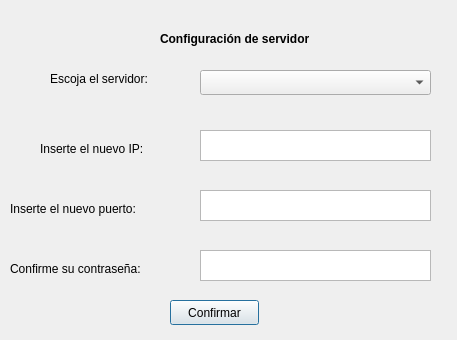
Before: the Qt Designer form Interfaz/sys_config.ui in Los-Pollitos/PI-Redes-Sistemas-Operativos, drawn with Qt 5.
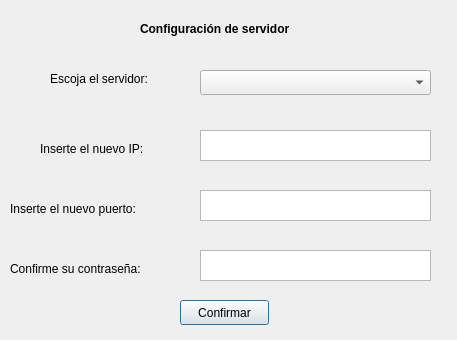
After: the same form once the commit is applied.

Commit message: cambios leves

Patch:
```diff
--- a/Interfaz/sys_config.ui
+++ b/Interfaz/sys_config.ui
@@ -108,8 +108,8 @@
   <widget class="QLabel" name="label_5">
    <property name="geometry">
     <rect>
-     <x>160</x>
-     <y>30</y>
+     <x>140</x>
+     <y>20</y>
      <width>221</width>
      <height>17</height>
     </rect>
@@ -126,7 +126,7 @@
   <widget class="QPushButton" name="pushButton">
    <property name="geometry">
     <rect>
-     <x>170</x>
+     <x>180</x>
      <y>300</y>
      <width>89</width>
      <height>25</height>
```
